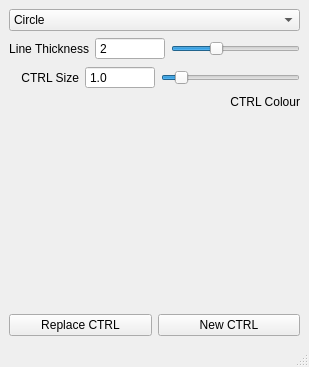
This is ramenRig/createCtrl.ui in chrislyne/Toolbox as Qt 5 draws it before an edit. The edited form follows.
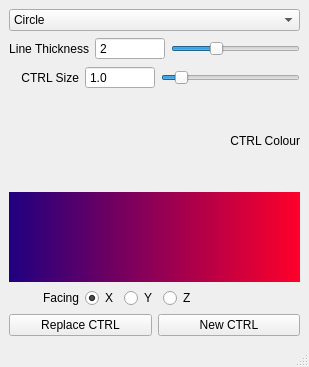
This is the edited form.

Commit message: Added colour slider

What changed in the file:
```diff
--- a/ramenRig/createCtrl.ui
+++ b/ramenRig/createCtrl.ui
@@ -210,17 +210,80 @@
        </layout>
       </item>
       <item>
-       <spacer name="verticalSpacer">
-        <property name="orientation">
-         <enum>Qt::Vertical</enum>
+       <widget class="QFrame" name="frame">
+        <property name="styleSheet">
+         <string notr="true">background-color: qlineargradient(spread:pad, x1:0, y1:0, x2:1, y2:0, stop:0 hsv(255, 255, 128), stop:1 hsv(350, 255, 255));</string>
         </property>
-        <property name="sizeHint" stdset="0">
-         <size>
-          <width>20</width>
-          <height>40</height>
-         </size>
+        <property name="frameShape">
+         <enum>QFrame::NoFrame</enum>
         </property>
-       </spacer>
+        <property name="frameShadow">
+         <enum>QFrame::Raised</enum>
+        </property>
+       </widget>
+      </item>
+      <item>
+       <layout class="QHBoxLayout" name="horizontalLayout_4">
+        <item>
+         <widget class="QLabel" name="label_direction">
+          <property name="sizePolicy">
+           <sizepolicy hsizetype="Minimum" vsizetype="Preferred">
+            <horstretch>0</horstretch>
+            <verstretch>0</verstretch>
+           </sizepolicy>
+          </property>
+          <property name="minimumSize">
+           <size>
+            <width>70</width>
+            <height>0</height>
+           </size>
+          </property>
+          <property name="text">
+           <string>Facing</string>
+          </property>
+          <property name="alignment">
+           <set>Qt::AlignRight|Qt::AlignTrailing|Qt::AlignVCenter</set>
+          </property>
+         </widget>
+        </item>
+        <item>
+         <widget class="QRadioButton" name="radioButton_x">
+          <property name="text">
+           <string>X</string>
+          </property>
+          <property name="checked">
+           <bool>true</bool>
+          </property>
+         </widget>
+        </item>
+        <item>
+         <widget class="QRadioButton" name="radioButton_y">
+          <property name="text">
+           <string>Y</string>
+          </property>
+         </widget>
+        </item>
+        <item>
+         <widget class="QRadioButton" name="radioButton_z">
+          <property name="text">
+           <string>Z</string>
+          </property>
+         </widget>
+        </item>
+        <item>
+         <spacer name="horizontalSpacer">
+          <property name="orientation">
+           <enum>Qt::Horizontal</enum>
+          </property>
+          <property name="sizeHint" stdset="0">
+           <size>
+            <width>40</width>
+            <height>20</height>
+           </size>
+          </property>
+         </spacer>
+        </item>
+       </layout>
       </item>
       <item>
        <layout class="QHBoxLayout" name="horizontalLayout">
```
Left out of the diff: 9 changed lines with no effect on the pictures. The commit also changes 1 other file.
